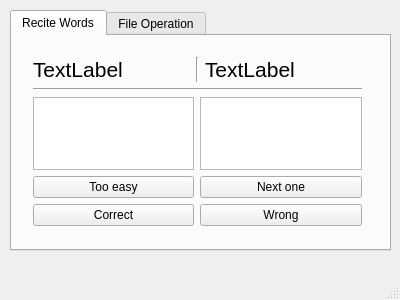
First picture: the form in mainwindow.ui, repository 3dBPoint/ConfusingWordsRememberTool, before the edit.
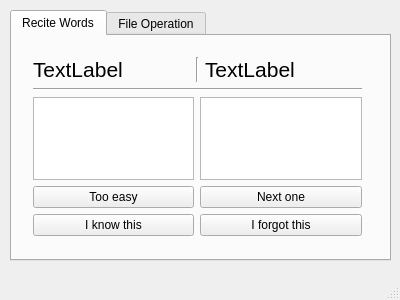
Second picture: the form after the edit.

```diff
--- a/mainwindow.ui
+++ b/mainwindow.ui
@@ -20,7 +20,7 @@
       <x>10</x>
       <y>10</y>
       <width>381</width>
-      <height>241</height>
+      <height>251</height>
      </rect>
     </property>
     <property name="currentIndex">
@@ -30,13 +30,13 @@
      <attribute name="title">
       <string>Recite Words</string>
      </attribute>
-     <widget class="QWidget" name="">
+     <widget class="QWidget" name="layoutWidget">
       <property name="geometry">
        <rect>
         <x>10</x>
         <y>10</y>
         <width>351</width>
-        <height>191</height>
+        <height>201</height>
        </rect>
       </property>
       <layout class="QGridLayout" name="gridLayout_5">
@@ -92,7 +92,7 @@
        <item row="4" column="0">
         <widget class="QPushButton" name="ui_btn_remembered_the_pair_once">
          <property name="text">
-          <string>Correct</string>
+          <string>I know this</string>
          </property>
         </widget>
        </item>
@@ -106,7 +106,7 @@
        <item row="4" column="1">
         <widget class="QPushButton" name="ui_btn_forget_the_pair">
          <property name="text">
-          <string>Wrong</string>
+          <string>I forgot this</string>
          </property>
         </widget>
        </item>
```
Left out of the diff: 2 changed lines with no effect on the pictures.
